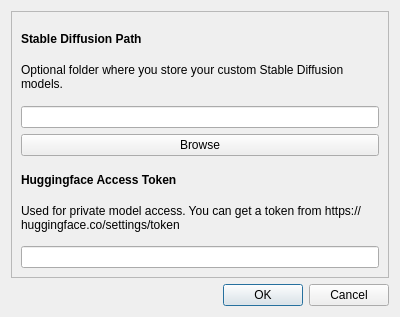
Capsize-Games/airunner, file src/airunner/pyqt/preferences.ui: the form before one commit.
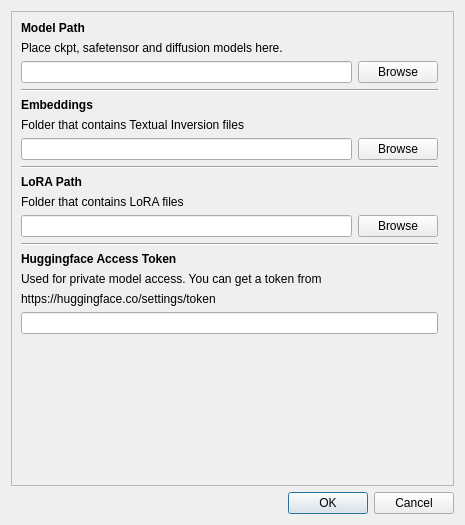
The form after the commit.

Commit message: adds embedding path to preferences and reloads embeddings when set

```diff
--- a/src/airunner/pyqt/preferences.ui
+++ b/src/airunner/pyqt/preferences.ui
@@ -6,10 +6,16 @@
    <rect>
     <x>0</x>
     <y>0</y>
-    <width>400</width>
-    <height>317</height>
+    <width>465</width>
+    <height>525</height>
    </rect>
   </property>
+  <property name="minimumSize">
+   <size>
+    <width>0</width>
+    <height>525</height>
+   </size>
+  </property>
   <property name="windowTitle">
    <string>Dialog</string>
   </property>
@@ -23,42 +29,153 @@
       <enum>QFrame::Raised</enum>
      </property>
      <layout class="QGridLayout" name="gridLayout_2">
-      <item row="0" column="0">
-       <widget class="QLabel" name="label">
-        <property name="font">
-         <font>
-          <bold>true</bold>
-         </font>
-        </property>
+      <item row="14" column="0" colspan="2">
+       <widget class="QLabel" name="label_9">
         <property name="text">
-         <string>Stable Diffusion Path</string>
+         <string>https://huggingface.co/settings/token</string>
+        </property>
+        <property name="openExternalLinks">
+         <bool>false</bool>
         </property>
        </widget>
       </item>
-      <item row="1" column="0">
-       <widget class="QLabel" name="label_2">
-        <property name="text">
-         <string>Optional folder where you store your custom Stable Diffusion models.</string>
-        </property>
-        <property name="alignment">
-         <set>Qt::AlignLeading|Qt::AlignLeft|Qt::AlignTop</set>
-        </property>
-        <property name="wordWrap">
-         <bool>true</bool>
-        </property>
-       </widget>
+      <item row="6" column="0">
+       <layout class="QHBoxLayout" name="horizontalLayout_2">
+        <item>
+         <widget class="QLineEdit" name="embeddings_path"/>
+        </item>
+        <item>
+         <widget class="QPushButton" name="embeddings_browse_button">
+          <property name="text">
+           <string>Browse</string>
+          </property>
+         </widget>
+        </item>
+       </layout>
       </item>
       <item row="2" column="0">
-       <widget class="QLineEdit" name="sd_path"/>
+       <layout class="QHBoxLayout" name="horizontalLayout">
+        <item>
+         <widget class="QLineEdit" name="sd_path"/>
+        </item>
+        <item>
+         <widget class="QPushButton" name="browseButton">
+          <property name="text">
+           <string>Browse</string>
+          </property>
+         </widget>
+        </item>
+       </layout>
+      </item>
+      <item row="5" column="0" colspan="2">
+       <widget class="QLabel" name="label_6">
+        <property name="text">
+         <string>Folder that contains Textual Inversion files</string>
+        </property>
+       </widget>
+      </item>
+      <item row="10" column="0">
+       <layout class="QHBoxLayout" name="horizontalLayout_3">
+        <item>
+         <widget class="QLineEdit" name="lora_path"/>
+        </item>
+        <item>
+         <widget class="QPushButton" name="lora_browse_button">
+          <property name="text">
+           <string>Browse</string>
+          </property>
+         </widget>
+        </item>
+       </layout>
+      </item>
+      <item row="1" column="0" colspan="2">
+       <widget class="QLabel" name="label_2">
+        <property name="text">
+         <string>Place ckpt, safetensor and diffusion models here.</string>
+        </property>
+        <property name="alignment">
+         <set>Qt::AlignLeading|Qt::AlignLeft|Qt::AlignTop</set>
+        </property>
+        <property name="wordWrap">
+         <bool>true</bool>
+        </property>
+       </widget>
+      </item>
+      <item row="13" column="0" colspan="2">
+       <widget class="QLabel" name="label_4">
+        <property name="text">
+         <string>Used for private model access. You can get a token from</string>
+        </property>
+        <property name="alignment">
+         <set>Qt::AlignLeading|Qt::AlignLeft|Qt::AlignTop</set>
+        </property>
+        <property name="wordWrap">
+         <bool>true</bool>
+        </property>
+       </widget>
       </item>
       <item row="3" column="0">
-       <widget class="QPushButton" name="browseButton">
+       <widget class="Line" name="line">
+        <property name="orientation">
+         <enum>Qt::Horizontal</enum>
+        </property>
+       </widget>
+      </item>
+      <item row="9" column="0">
+       <widget class="QLabel" name="label_8">
         <property name="text">
-         <string>Browse</string>
+         <string>Folder that contains LoRA files</string>
+        </property>
+       </widget>
+      </item>
+      <item row="15" column="0">
+       <widget class="QLineEdit" name="hf_token"/>
+      </item>
+      <item row="0" column="0">
+       <widget class="QLabel" name="label">
+        <property name="font">
+         <font>
+          <bold>true</bold>
+         </font>
+        </property>
+        <property name="text">
+         <string>Model Path</string>
+        </property>
+       </widget>
+      </item>
+      <item row="16" column="0">
+       <spacer name="verticalSpacer">
+        <property name="orientation">
+         <enum>Qt::Vertical</enum>
+        </property>
+        <property name="sizeHint" stdset="0">
+         <size>
+          <width>17</width>
+          <height>98</height>
+         </size>
+        </property>
+       </spacer>
+      </item>
+      <item row="7" column="0">
+       <widget class="Line" name="line_2">
+        <property name="orientation">
+         <enum>Qt::Horizontal</enum>
         </property>
        </widget>
       </item>
       <item row="4" column="0">
+       <widget class="QLabel" name="label_5">
+        <property name="font">
+         <font>
+          <bold>true</bold>
+         </font>
+        </property>
+        <property name="text">
+         <string>Embeddings</string>
+        </property>
+       </widget>
+      </item>
+      <item row="12" column="0">
        <widget class="QLabel" name="label_3">
         <property name="font">
          <font>
@@ -70,21 +187,24 @@
         </property>
        </widget>
       </item>
-      <item row="5" column="0">
-       <widget class="QLabel" name="label_4">
+      <item row="8" column="0">
+       <widget class="QLabel" name="label_7">
+        <property name="font">
+         <font>
+          <bold>true</bold>
+         </font>
+        </property>
         <property name="text">
-         <string>Used for private model access. You can get a token from https://huggingface.co/settings/token</string>
-        </property>
-        <property name="alignment">
-         <set>Qt::AlignLeading|Qt::AlignLeft|Qt::AlignTop</set>
-        </property>
-        <property name="wordWrap">
-         <bool>true</bool>
+         <string>LoRA Path</string>
         </property>
        </widget>
       </item>
-      <item row="6" column="0">
-       <widget class="QLineEdit" name="hf_token"/>
+      <item row="11" column="0">
+       <widget class="Line" name="line_3">
+        <property name="orientation">
+         <enum>Qt::Horizontal</enum>
+        </property>
+       </widget>
       </item>
      </layout>
     </widget>
```
Left out of the diff: 20 changed lines with no effect on the pictures. The commit also changes 6 other files.
